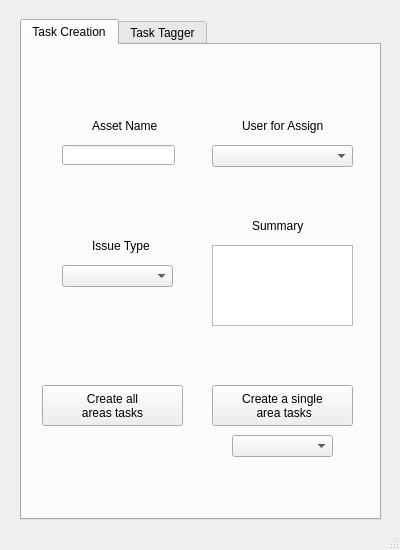
gastonsbodio/maya_jira_perforce, file task_creation_panel.ui: the form before one commit.
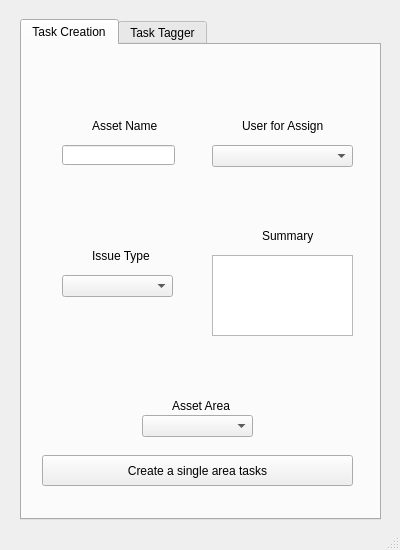
The form after the commit.

Diff of the .ui file:
```diff
--- a/task_creation_panel.ui
+++ b/task_creation_panel.ui
@@ -52,7 +52,7 @@
       <property name="geometry">
        <rect>
         <x>40</x>
-        <y>220</y>
+        <y>230</y>
         <width>111</width>
         <height>22</height>
        </rect>
@@ -62,7 +62,7 @@
       <property name="geometry">
        <rect>
         <x>70</x>
-        <y>190</y>
+        <y>200</y>
         <width>61</width>
         <height>21</height>
        </rect>
@@ -71,40 +71,25 @@
        <string>Issue Type</string>
       </property>
      </widget>
-     <widget class="QPushButton" name="pushBut_create_all_iss">
-      <property name="geometry">
-       <rect>
-        <x>20</x>
-        <y>340</y>
-        <width>141</width>
-        <height>41</height>
-       </rect>
-      </property>
-      <property name="text">
-       <string>Create all  
-areas tasks</string>
-      </property>
-     </widget>
      <widget class="QPushButton" name="pushBut_create_one_issue">
       <property name="geometry">
        <rect>
-        <x>190</x>
-        <y>340</y>
-        <width>141</width>
-        <height>41</height>
+        <x>20</x>
+        <y>410</y>
+        <width>311</width>
+        <height>31</height>
        </rect>
       </property>
       <property name="text">
-       <string>Create a single  
- area tasks</string>
+       <string>Create a single area tasks</string>
       </property>
      </widget>
      <widget class="QComboBox" name="comboB_asset_area">
       <property name="geometry">
        <rect>
-        <x>210</x>
-        <y>390</y>
-        <width>101</width>
+        <x>120</x>
+        <y>370</y>
+        <width>111</width>
         <height>22</height>
        </rect>
       </property>
@@ -136,7 +121,7 @@
       <property name="geometry">
        <rect>
         <x>190</x>
-        <y>200</y>
+        <y>210</y>
         <width>141</width>
         <height>81</height>
        </rect>
@@ -161,9 +146,9 @@
      <widget class="QLabel" name="lab_summary">
       <property name="geometry">
        <rect>
-        <x>230</x>
-        <y>170</y>
-        <width>81</width>
+        <x>240</x>
+        <y>180</y>
+        <width>61</width>
         <height>21</height>
        </rect>
       </property>
@@ -171,6 +156,19 @@
        <string>Summary</string>
       </property>
      </widget>
+     <widget class="QLabel" name="label_asset_area_2">
+      <property name="geometry">
+       <rect>
+        <x>150</x>
+        <y>350</y>
+        <width>61</width>
+        <height>21</height>
+       </rect>
+      </property>
+      <property name="text">
+       <string>Asset Area</string>
+      </property>
+     </widget>
     </widget>
     <widget class="QWidget" name="task_tagger">
      <attribute name="title">
```
Left out of the diff: 24 changed lines with no effect on the pictures.
